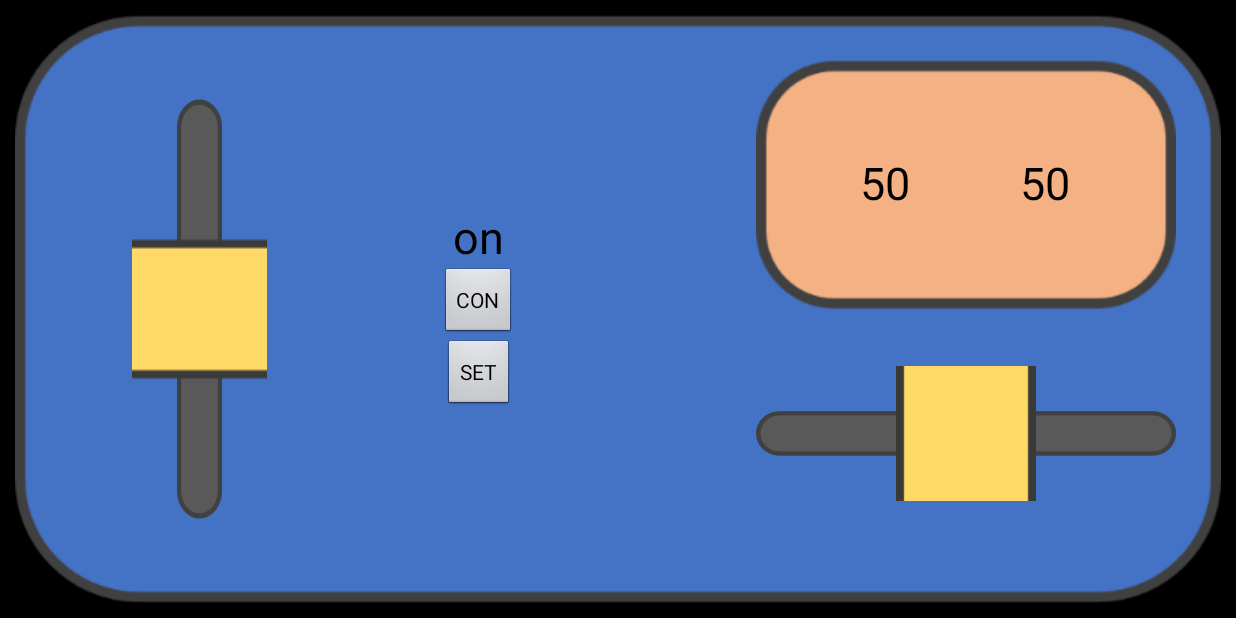
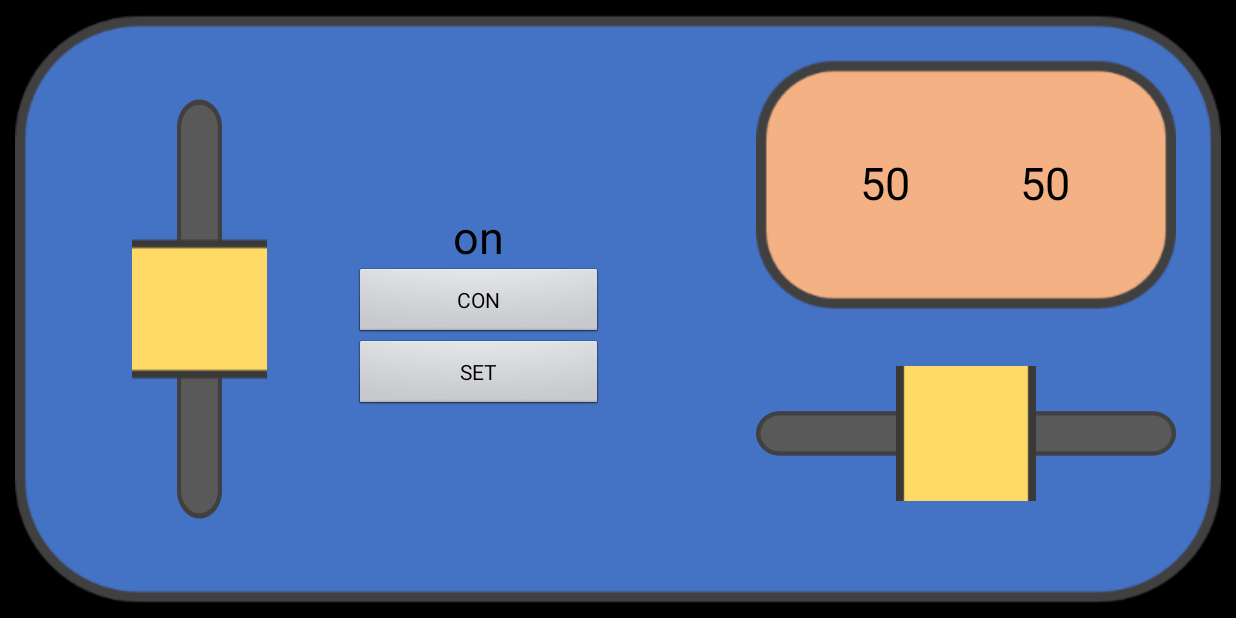
Before and after one commit to SnovvyOwl/COA_PY_AutonomusCAR, an Android app: the ControllerActivity screen opened directly, with no data from a screen before it, on a phone screen of 824 x 412 dp (held sideways). Run offline under Robolectric (Android 15) with nearby library versions, the phone set to English and light mode, and no system bars.

```diff
--- a/Android/WirelessController/app/src/main/res/layout/activity_test.xml
+++ b/Android/WirelessController/app/src/main/res/layout/activity_connect.xml
@@ -26,6 +26,7 @@
         android:layout_width="wrap_content"
         android:layout_height="wrap_content"
         android:text="Hello world!"
+        android:layout_margin="30dp"
         android:textSize="30sp"
         android:id="@+id/text1"/>
 
--- a/Android/WirelessController/app/src/main/res/layout/activity_controller.xml
+++ b/Android/WirelessController/app/src/main/res/layout/activity_controller.xml
@@ -35,6 +35,7 @@
         android:layout_width="match_parent"
         android:layout_height="match_parent"
         android:orientation="vertical"
+        android:padding="10dp"
         android:gravity="center"
         android:layout_weight="3">
 
@@ -46,13 +47,13 @@
             android:id="@+id/text3"/>
 
         <Button
-            android:layout_width="wrap_content"
+            android:layout_width="match_parent"
             android:layout_height="wrap_content"
             android:text="CON"
             android:id="@+id/btn_connect"/>
 
         <Button
-            android:layout_width="wrap_content"
+            android:layout_width="match_parent"
             android:layout_height="wrap_content"
             android:text="SET"
             android:id="@+id/btn_set"/>
--- a/Android/WirelessController/build.gradle
+++ b/Android/WirelessController/build.gradle
@@ -8,7 +8,7 @@ buildscript {
 
     }
     dependencies {
-        classpath 'com.android.tools.build:gradle:3.6.1'
+        classpath 'com.android.tools.build:gradle:4.0.1'
 
 
         // NOTE: Do not place your application dependencies here; they belong
```
Also changed, not shown: Android/WirelessController/app/src/main/java/com/example/wirelesscontroller/ConnectActivity.java (+1 -54 lines), Android/WirelessController/gradle/wrapper/gradle-wrapper.properties.
